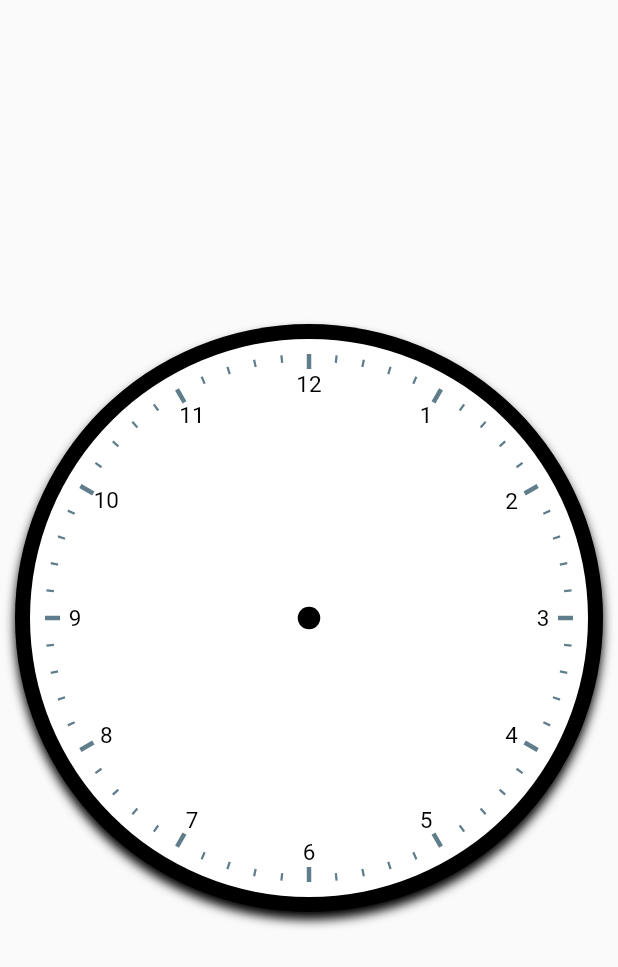
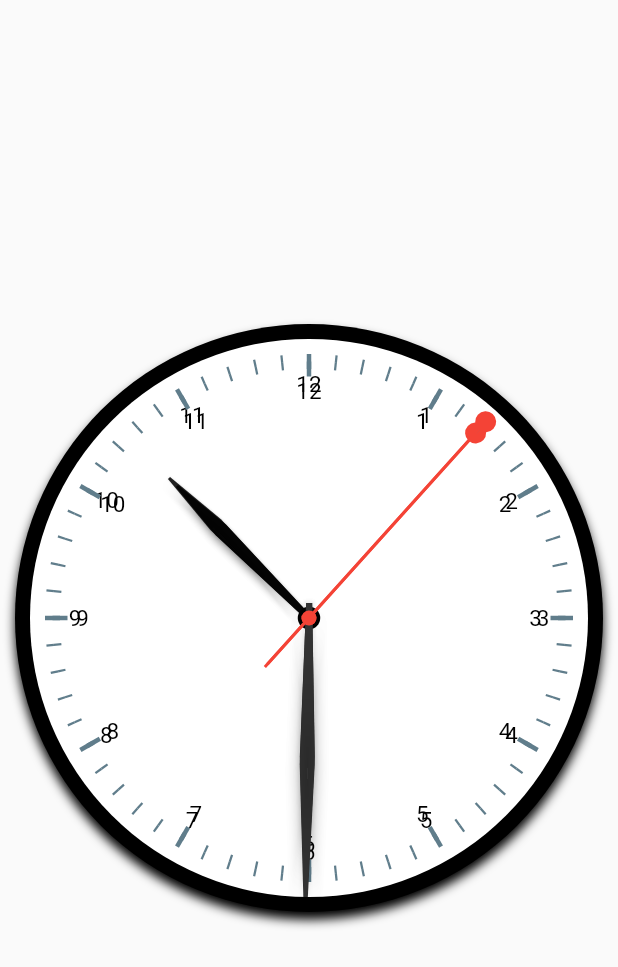
Before and after one commit to mahdi-jafaree/complex-ui-flutter, a Flutter app: the screen it shows after launch, on a phone screen of 412 x 824 dp. Shown: the top 967 px of the screen. Run offline on Flutter 3.47's test engine with Material 2 defaults, Android fonts, the phone set to English and light mode, and no system bars.

Commit message:
review 'buildClockCircle' build function

```diff
--- a/lib/clock.dart
+++ b/lib/clock.dart
@@ -75,13 +75,21 @@ class _Clock extends State<Clock> {
             )
           ],
         ),
-
-      child: new ClockFace(
-          clockText : widget.clockText,
-          showHourHandleHeartShape: widget.showHourHandleHeartShape,
+        child: Stack(
+          children: <Widget>[
+            new ClockFace(
+              clockText: widget.clockText,
               dateTime: dateTime,
             ),
-
-    );
+            new Container(
+              padding: EdgeInsets.all(25),
+              width: double.infinity,
+              child: new CustomPaint(
+                painter: new ClockDialPainter(clockText: widget.clockText),
+              ),
+            ),
+            new ClockHands(dateTime: dateTime),
+          ],
+        ));
   }
 }
```
Lines whose indentation alone changed are shown as unchanged.
